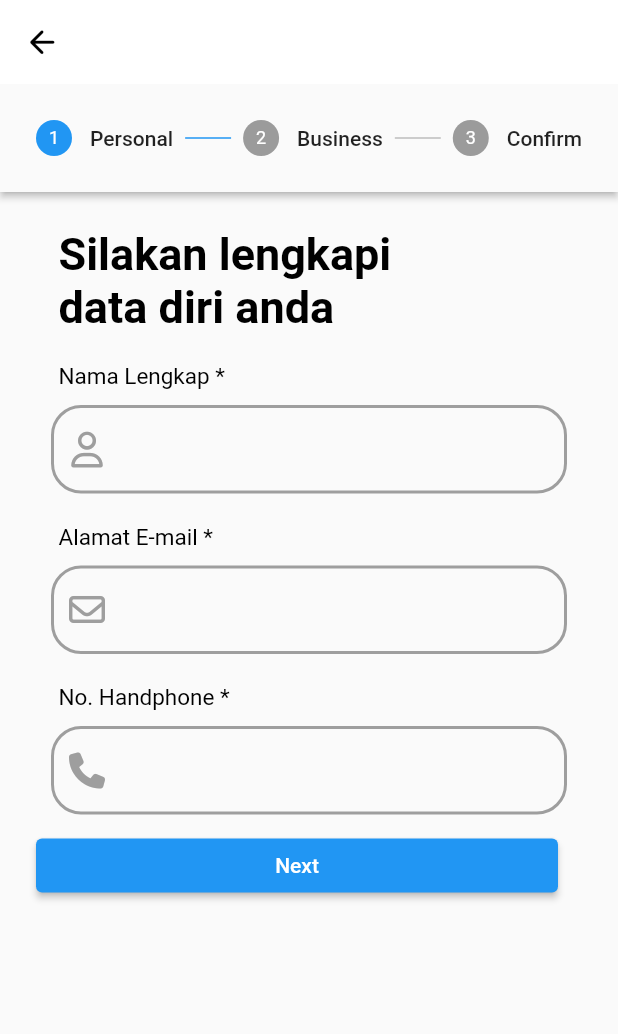
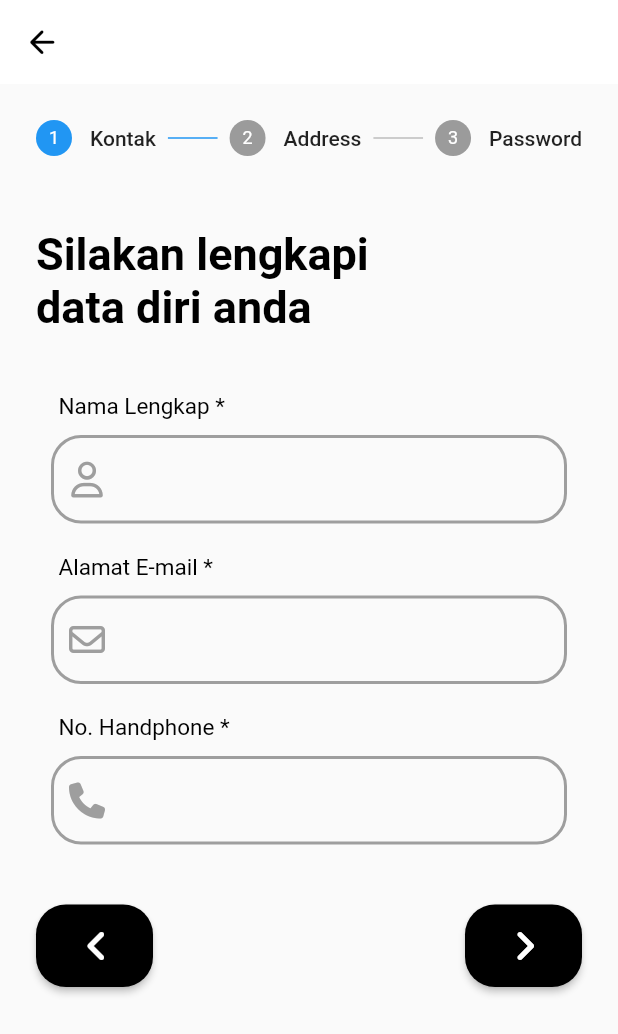
Before and after one commit to lalaingampus/myhino-flutter, a Flutter app: the SignupView screen opened by its route, on a phone screen of 412 x 824 dp. Shown: the top 1034 px of the screen. Run offline on Flutter 3.47's test engine with Material 2 defaults, Android fonts, the phone set to English and light mode, and no system bars; our stand-ins replace carousel_slider, cool_alert, datetime_picker_formfield, dio, dropdown_search, file_picker and 7 more; missing offline and left inert: dart:ffi, flutter_session_manager, qr_code_scanner; accounts and stored records are empty.

Commit message:
fixing signup

```diff
--- a/lib/app/modules/signup/views/signup_view.dart
+++ b/lib/app/modules/signup/views/signup_view.dart
@@ -24,9 +24,11 @@ class SignupView extends GetView<SignupController> {
         ),
       ),
       resizeToAvoidBottomInset: true,
-      body: Obx(() => Stepper(
+      body: Container(
+        child: Obx(() => Stepper(
           type: StepperType.horizontal,
           steps: buildStep(),
+          elevation: 0,
           currentStep: controller.currentStep.value,
           onStepContinue: (){
             if(controller.currentStep.value == buildStep().length-1)
@@ -46,19 +48,61 @@ class SignupView extends GetView<SignupController> {
           controlsBuilder: (BuildContext context, ControlsDetails controls) {
             return Container(
               child: Row(
+                mainAxisAlignment: MainAxisAlignment.spaceBetween,
                 children: [
-                Expanded(
-                  child: ElevatedButton(
-                    child: Text(controller.currentStep.value == buildStep().length-1 ? "Submit" : "Next"),
-                    onPressed: controls.onStepContinue,
+                  SizedBox(
+                    height: 55,
+                    width: 78,
+                    child: ElevatedButton.icon(
+
+                      onPressed: controls.onStepCancel,
+                      icon: Icon(Icons.navigate_before_rounded,
+                          size: 40),
+                      style: ElevatedButton.styleFrom(
+                          primary: Colors
+                              .black, //elevated btton background color
+                          shape: RoundedRectangleBorder(
+                            //to set border radius to button
+                              borderRadius: BorderRadius.circular(20)),
+                          padding: EdgeInsets.fromLTRB(10, 0, 0, 0)
+                      ), label: Text(""),
                     ),
                   ),
                   SizedBox(width: 16),
-                if (controller.currentStep.value != 0)
-                Expanded(
+                  if (controller.currentStep.value == 2)
+                    SizedBox(
+                      height:55,
+                      width: 175,
                       child: ElevatedButton(
-                    child: Text("Previous"),
-                    onPressed: controls.onStepCancel,
+                          child: Text("Submit", style: TextStyle(fontSize: 15)),
+                          onPressed: controls.onStepContinue,
+                          style: ElevatedButton.styleFrom(
+                            primary: Colors
+                                .red, //elevated btton background color
+                            shape: RoundedRectangleBorder(
+                              //to set border radius to button
+                                borderRadius: BorderRadius.circular(20)),
+
+                          )
+                      ),
+                    ),
+                  SizedBox(width: 16),
+                  SizedBox(
+                    height: 55,
+                    width: 78,
+
+                    child: ElevatedButton.icon(
+                      icon: Icon(Icons.navigate_next_rounded,
+                          size: 40),
+                      style: ElevatedButton.styleFrom(
+                          primary: Colors
+                              .black, //elevated btton background color
+                          shape: RoundedRectangleBorder(
+                            //to set border radius to button
+                              borderRadius: BorderRadius.circular(20)),
+                          padding: EdgeInsets.fromLTRB(10, 0, 0, 0)
+                      ), label: Text(""),
+                      onPressed: controls.onStepContinue,
                     ),
                   ),
                 ],
@@ -66,22 +110,24 @@ class SignupView extends GetView<SignupController> {
             );
           },
         )),
+
+      )
     );
   }
 
   List<Step> buildStep() {
     return [
       Step(
-          title: Text('Personal'),
+          title: Text('Kontak'),
           content: Container(
             child: Column(
               children: [
                 Align(
-                alignment: Alignment.centerLeft,
+                alignment: Alignment.topLeft,
                 child: Container(
                 child: Padding(
                 padding: EdgeInsets.only(
-                left: 15,
+                left: 0,
                 bottom: 10,
                 right: 20,
                 top: 0), //apply padding to some sides only
@@ -95,6 +141,7 @@ class SignupView extends GetView<SignupController> {
                 ),
                 ),
                 ),
+                SizedBox(height: 20),
                 Align(
                 alignment: Alignment.centerLeft,
                 child: Container(
@@ -212,7 +259,9 @@ class SignupView extends GetView<SignupController> {
                 labelStyle: TextStyle(color: Colors.white)),
                 ),
                 ),
+                SizedBox(height: 30)
               ],
+
             ),
           ),
           isActive: controller.currentStep.value >= 0,
@@ -220,16 +269,16 @@ class SignupView extends GetView<SignupController> {
       ),
 
       Step(
-          title: Text('Business'),
+          title: Text('Address'),
           content: Container(
             child: Column(
               children: [
                 Align(
-                  alignment: Alignment.centerLeft,
+                  alignment: Alignment.topLeft,
                   child: Container(
                     child: Padding(
                       padding: EdgeInsets.only(
-                          left: 15,
+                          left: 0,
                           bottom: 10,
                           right: 20,
                           top: 0), //apply padding to some sides only
@@ -243,6 +292,7 @@ class SignupView extends GetView<SignupController> {
                     ),
                   ),
                 ),
+
                 Align(
                   alignment: Alignment.centerLeft,
                   child: Container(
@@ -360,6 +410,7 @@ class SignupView extends GetView<SignupController> {
                         labelStyle: TextStyle(color: Colors.white)),
                   ),
                 ),
+                SizedBox(height: 30)
               ],
             ),
           ),
@@ -369,16 +420,16 @@ class SignupView extends GetView<SignupController> {
               : StepState.indexed),
 
       Step(
-          title: Text('Confirm'),
+          title: Text('Password'),
           content: Container(
             child: Column(
               children: [
                 Align(
-                  alignment: Alignment.centerLeft,
+                  alignment: Alignment.topLeft,
                   child: Container(
                     child: Padding(
                       padding: EdgeInsets.only(
-                          left: 15,
+                          left: 0,
                           bottom: 10,
                           right: 20,
                           top: 0), //apply padding to some sides only
@@ -392,6 +443,7 @@ class SignupView extends GetView<SignupController> {
                     ),
                   ),
                 ),
+                SizedBox(height: 20),
                 Align(
                   alignment: Alignment.centerLeft,
                   child: Container(
@@ -509,6 +561,7 @@ class SignupView extends GetView<SignupController> {
                         labelStyle: TextStyle(color: Colors.white)),
                   ),
                 ),
+                SizedBox(height: 30)
               ],
             ),
           ),
--- a/pubspec.yaml
+++ b/pubspec.yaml
@@ -34,6 +34,8 @@ dependencies:
   smart_select: ^4.3.2
   file_picker: ^5.0.1
 
+  fa_stepper: ^0.0.2
+
 
 
   flutter:
```
Lines whose indentation alone changed are shown as unchanged.
